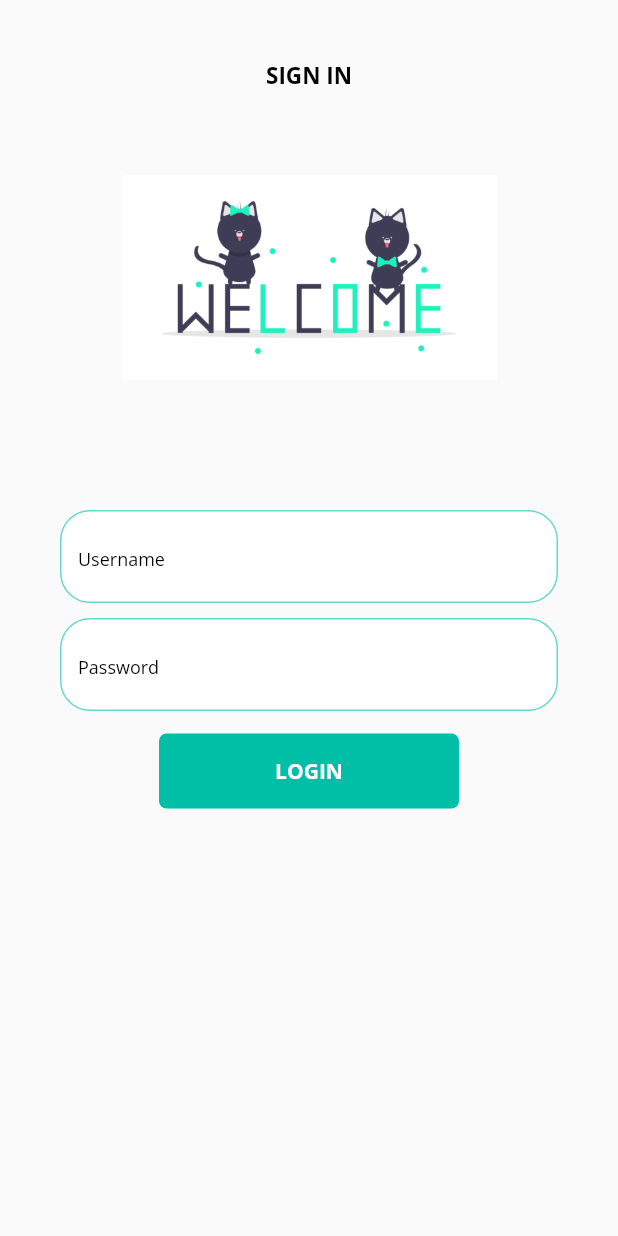
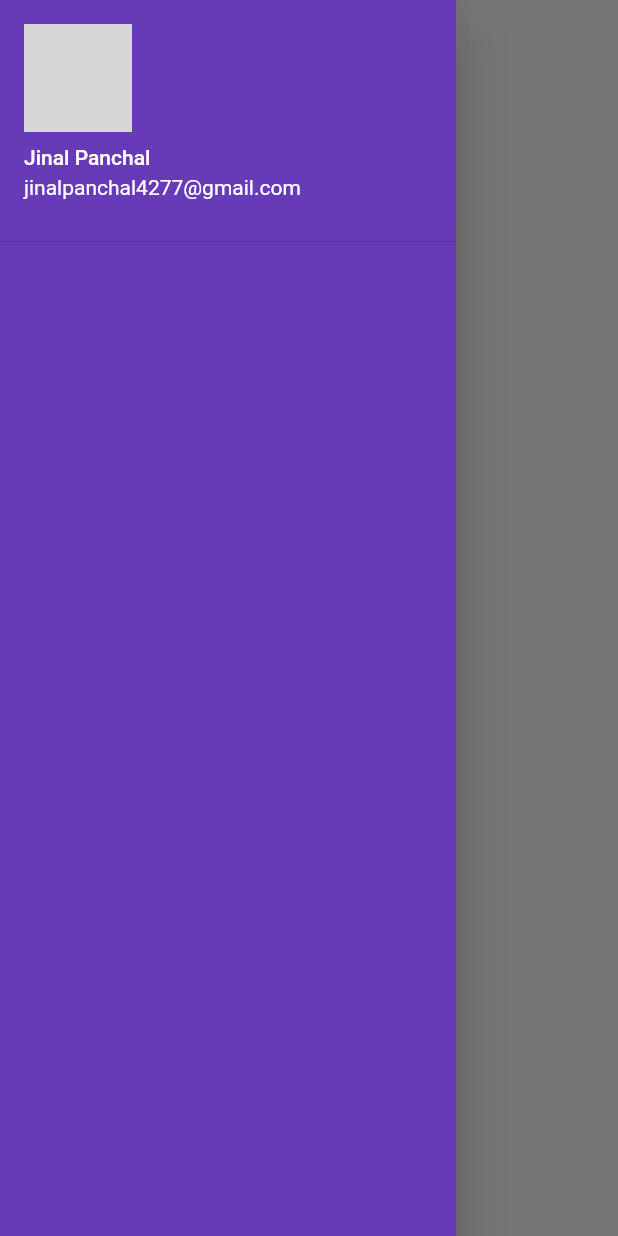
Before and after one commit to jinalEra/Catalog_flutter, a Flutter app: the screen it shows after launch, with the side drawer open (before the commit the screen has no drawer), on a phone screen of 412 x 824 dp. Run offline on Flutter 3.47's test engine with Material 2 defaults, Android fonts, the phone set to English and light mode, and no system bars; our stand-ins replace google_fonts; network calls fail; grey boxes are pictures that could not be loaded.

Commit message:
ThemeExtracted

```diff
--- a/lib/Screens/home/homepage.dart
+++ b/lib/Screens/home/homepage.dart
@@ -1,11 +1,15 @@
+import 'package:catalog/widgets/drawer.dart';
 import 'package:flutter/material.dart';
 
 class HomePage extends StatelessWidget {
 
   static String routeName = "/home";
 
+
+
   @override
   Widget build(BuildContext context) {
+
     return Scaffold(
       backgroundColor: Colors.white,
       appBar: AppBar(
@@ -14,16 +18,16 @@ class HomePage extends StatelessWidget {
       body: Container(
         child: Center(
           child: Container(
-            child: Text("Welcome",
+            child: Text("Welcome on Home Page",
             style: TextStyle(
             fontSize: 15,
-            fontWeight: FontWeight.w700,
+            fontWeight: FontWeight.w500,
             color: Colors.black,
           ),),
           ),
         ),
       ),
-      drawer: Drawer(),
+      drawer: MyDrawer(),
     );
   }
 }
--- a/lib/Screens/login/loginbody.dart
+++ b/lib/Screens/login/loginbody.dart
@@ -59,12 +59,14 @@ class _LoginBodyState extends State<LoginBody> {
             child: Column(
               children: [
                 InputTextField(
+                  // validation
                   validator: (value) {
                     if (value.isEmpty) {
                       return "Please Enter Username";
                     }
                     return null;
                   },
+                  // end validation
                   hint: "Username",
                   change: (value) {
                     name = value;
--- a/lib/constant.dart
+++ b/lib/constant.dart
@@ -4,3 +4,5 @@ import 'package:flutter/widgets.dart';
 final enableColor = Color(0xFF66d9ca);
 final focusedColor = Color(0xFF1ac5af);
 final loginback = Color(0xFF00bfa6);
+
+final drawerBack = Color(0xFF00bfa6);
--- a/lib/main.dart
+++ b/lib/main.dart
@@ -1,10 +1,8 @@
-
-import 'package:catalog/Screens/login/loginpage.dart';
+import 'package:catalog/Screens/home/homepage.dart';
+import 'package:catalog/widgets/themes.dart';
 import 'package:flutter/material.dart';
 import 'package:google_fonts/google_fonts.dart';
 import 'package:catalog/routes.dart';
-
-
 
 void main() {
   runApp(MyApp());
@@ -17,19 +15,18 @@ class MyApp extends StatelessWidget {
   Widget build(BuildContext context) {
     return MaterialApp(
       debugShowCheckedModeBanner: false,
+      themeMode: ThemeMode.light,
+      theme: MyTheme.lightTheme(context),
+      darkTheme: MyTheme.darkTheme(context),
+      initialRoute: HomePage.routeName,
+      routes: routes,
+    );
+  }
+}
 
-      themeMode: ThemeMode.light,
-      // home: HomePage(),
+ // home: HomePage(),
       // initialRoute: "/",
       // routes: {
       //   "/": (context) => LoginPage(),
       //   "/home" : (context) => HomePage(),
       // },
-      theme: ThemeData(
-        fontFamily: GoogleFonts.openSans().fontFamily,
-      ),
-      initialRoute: LoginPage.routeName,
-      routes: routes,
-    );
-  }
-}
--- /dev/null
+++ b/lib/widgets/drawer.dart
@@ -0,0 +1,32 @@
+import 'package:flutter/material.dart';
+
+class MyDrawer extends StatelessWidget {
+
+
+  @override
+  Widget build(BuildContext context) {
+
+    final imageUrl = "https://images.unsplash.com/photo-1481214110143-ed630356e1bb?ixid=MnwxMjA3fDB8MHxwaG90by1wYWdlfHx8fGVufDB8fHx8&ixlib=rb-1.2.1&auto=format&fit=crop&w=334&q=80";
+
+    return Drawer(
+      child: Container(
+        color: Colors.deepPurple,
+        child: ListView(
+          children: [
+              DrawerHeader(
+                padding: EdgeInsets.zero,
+                child: UserAccountsDrawerHeader(
+                  accountName: Text("Jinal Panchal"),
+                  accountEmail: Text("jinalpanchal4277@gmail.com"),
+                  currentAccountPicture: CircleAvatar(
+                    backgroundImage: NetworkImage(imageUrl),
+                  ),
+                ),
+              )
+          ],
+        ),
+      ),
+
+    );
+  }
+}
--- /dev/null
+++ b/lib/widgets/themes.dart
@@ -0,0 +1,20 @@
+
+import 'package:flutter/material.dart';
+import 'package:google_fonts/google_fonts.dart';
+
+class MyTheme {
+   static ThemeData lightTheme(BuildContext context) =>  ThemeData(
+        primarySwatch: Colors.deepPurple,
+        fontFamily: GoogleFonts.roboto().fontFamily,
+        appBarTheme: AppBarTheme(
+          color: Colors.white,
+          elevation: 0.0,
+          iconTheme: IconThemeData(color: Colors.black),
+          textTheme: Theme.of(context).textTheme,
+        )
+      );
+
+  static ThemeData darkTheme(BuildContext context) =>  ThemeData(
+        brightness: Brightness.dark
+  );
+}
```
